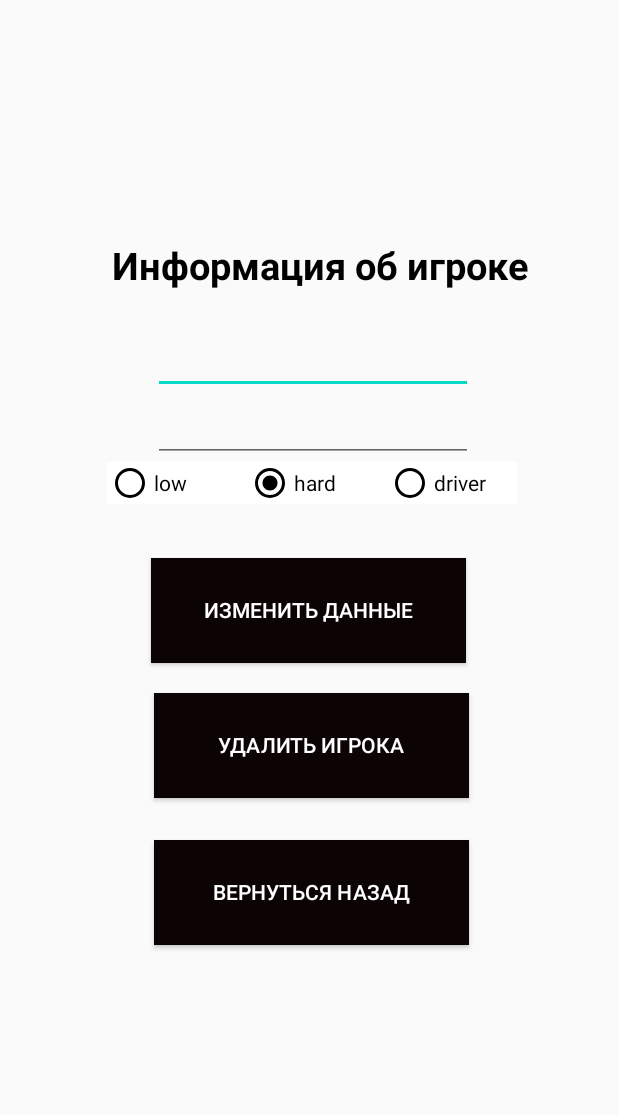
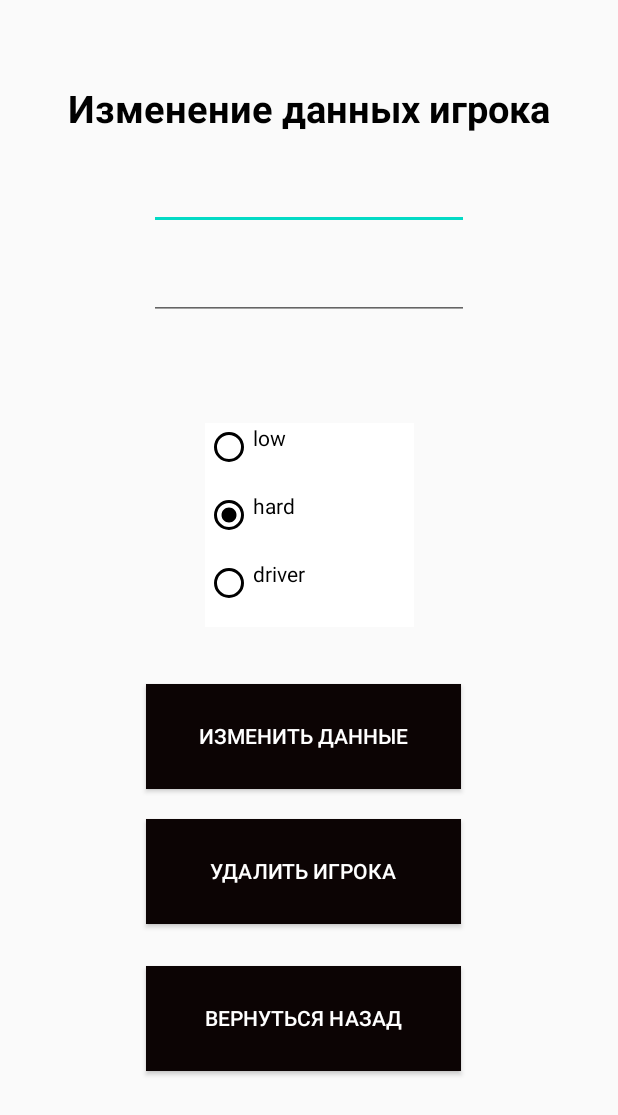
Before and after one commit to drewkarpov/android_nhl, an Android app: the ChangeUserActivity screen opened directly, with no data from a screen before it, on a phone screen of 412 x 824 dp. Shown: the top 1115 px of the screen. Run offline under Robolectric (Android 15) with nearby library versions, the phone set to English and light mode, and no system bars; 1 statement that could not run was skipped.

Commit message:
fix screens

```diff
--- a/NHL/app/src/main/res/layout/activity_change_user.xml
+++ b/NHL/app/src/main/res/layout/activity_change_user.xml
@@ -18,10 +18,12 @@
         android:shadowColor="@android:color/black"
         android:text="@string/change_user_data"
         android:textColor="@color/cardview_light_background"
+        app:layout_constraintBottom_toBottomOf="parent"
         app:layout_constraintEnd_toEndOf="parent"
-        app:layout_constraintHorizontal_bias="0.497"
+        app:layout_constraintHorizontal_bias="0.482"
         app:layout_constraintStart_toStartOf="parent"
         app:layout_constraintTop_toBottomOf="@+id/radioGroupStatus"
+        app:layout_constraintVertical_bias="0.0"
         tools:ignore="MissingConstraints,PrivateResource" />
 
     <Button
@@ -35,28 +37,32 @@
         android:shadowColor="@android:color/black"
         android:text="@string/delete_user"
         android:textColor="@color/cardview_light_background"
+        app:layout_constraintBottom_toBottomOf="parent"
         app:layout_constraintEnd_toEndOf="parent"
-        app:layout_constraintHorizontal_bias="0.507"
+        app:layout_constraintHorizontal_bias="0.482"
         app:layout_constraintStart_toStartOf="parent"
         app:layout_constraintTop_toBottomOf="@+id/changeButton"
+        app:layout_constraintVertical_bias="0.0"
         tools:ignore="MissingConstraints,PrivateResource" />
 
     <RadioGroup
         android:id="@+id/radioGroupStatus"
-        android:layout_width="325dp"
-        android:layout_height="28dp"
-        android:layout_marginEnd="16dp"
-        android:layout_marginRight="16dp"
-        android:orientation="horizontal"
+        android:layout_width="139dp"
+        android:layout_height="138dp"
+        android:orientation="vertical"
+        app:layout_constraintBottom_toBottomOf="parent"
         app:layout_constraintEnd_toEndOf="parent"
-        app:layout_constraintTop_toBottomOf="@+id/textChangeComment">
+        app:layout_constraintStart_toStartOf="parent"
+        app:layout_constraintTop_toBottomOf="@+id/textChangeComment"
+        app:layout_constraintVertical_bias="0.145">
 
         <RadioButton
             android:id="@+id/radioButtonLow"
-            android:layout_width="93dp"
-            android:layout_height="match_parent"
+            android:layout_width="match_parent"
+            android:layout_height="45dp"
             android:background="@android:color/background_light"
             android:buttonTint="@android:color/background_dark"
+            android:gravity="left"
             android:text="@string/low"
             android:textColorHighlight="@android:color/black"
             android:textColorLink="@android:color/background_dark"
@@ -65,11 +71,12 @@
 
         <RadioButton
             android:id="@+id/radioButtonHard"
-            android:layout_width="93dp"
-            android:layout_height="match_parent"
+            android:layout_width="match_parent"
+            android:layout_height="45dp"
             android:background="@android:color/background_light"
             android:buttonTint="@android:color/background_dark"
             android:checked="true"
+            android:gravity="left"
             android:text="@string/hard"
             android:textColorHighlight="@android:color/black"
             android:textColorLink="@android:color/background_dark"
@@ -78,10 +85,11 @@
 
         <RadioButton
             android:id="@+id/radioButtonDriver"
-            android:layout_width="87dp"
-            android:layout_height="match_parent"
+            android:layout_width="match_parent"
+            android:layout_height="45dp"
             android:background="@android:color/background_light"
             android:buttonTint="@android:color/background_dark"
+            android:gravity="left"
             android:text="@string/driver"
             android:textColorHighlight="@android:color/black"
             android:textColorLink="@android:color/background_dark"
@@ -101,37 +109,42 @@
         android:shadowColor="@android:color/black"
         android:text="@string/back_button_message"
         android:textColor="@color/cardview_light_background"
+        app:layout_constraintBottom_toBottomOf="parent"
         app:layout_constraintEnd_toEndOf="parent"
-        app:layout_constraintHorizontal_bias="0.507"
+        app:layout_constraintHorizontal_bias="0.482"
         app:layout_constraintStart_toStartOf="parent"
         app:layout_constraintTop_toBottomOf="@+id/deleteButton"
+        app:layout_constraintVertical_bias="0.0"
         tools:ignore="MissingConstraints,PrivateResource" />
 
     <TextView
-        android:id="@+id/textView2"
-        android:layout_width="321dp"
+        android:id="@+id/textViewChangeUserTitle"
+        android:layout_width="0dp"
         android:layout_height="57dp"
-        android:layout_marginTop="160dp"
-        android:layout_marginEnd="16dp"
-        android:layout_marginRight="16dp"
         android:drawableTop="@android:color/black"
         android:text="@string/player_info"
         android:textColor="@android:color/black"
         android:textSize="25sp"
+        android:gravity="center"
         android:textStyle="bold"
+        app:layout_constraintBottom_toBottomOf="parent"
         app:layout_constraintEnd_toEndOf="parent"
-        app:layout_constraintTop_toTopOf="parent" />
+        app:layout_constraintStart_toStartOf="parent"
+        app:layout_constraintTop_toTopOf="parent"
+        app:layout_constraintVertical_bias="0.057" />
 
     <EditText
         android:id="@+id/textChangeName"
         android:layout_width="wrap_content"
         android:layout_height="wrap_content"
+        android:layout_marginBottom="548dp"
         android:ems="10"
         android:inputType="textPersonName"
+        app:layout_constraintBottom_toBottomOf="parent"
         app:layout_constraintEnd_toEndOf="parent"
-        app:layout_constraintHorizontal_bias="0.515"
         app:layout_constraintStart_toStartOf="parent"
-        app:layout_constraintTop_toBottomOf="@+id/textView2" />
+        app:layout_constraintTop_toBottomOf="@+id/textViewChangeUserTitle"
+        app:layout_constraintVertical_bias="0.052" />
 
     <EditText
         android:id="@+id/textChangeComment"
@@ -139,9 +152,10 @@
         android:layout_height="wrap_content"
         android:ems="10"
         android:inputType="textPersonName"
+        app:layout_constraintBottom_toBottomOf="parent"
         app:layout_constraintEnd_toEndOf="parent"
-        app:layout_constraintHorizontal_bias="0.515"
         app:layout_constraintStart_toStartOf="parent"
-        app:layout_constraintTop_toBottomOf="@+id/textChangeName" />
+        app:layout_constraintTop_toBottomOf="@+id/textChangeName"
+        app:layout_constraintVertical_bias="0.023" />
 
 </androidx.constraintlayout.widget.ConstraintLayout>
--- a/NHL/app/src/main/res/layout/user_card.xml
+++ b/NHL/app/src/main/res/layout/user_card.xml
@@ -5,7 +5,7 @@
     android:layout_width="match_parent"
     android:layout_height="wrap_content"
     android:layout_margin="8dp"
-    android:layout_marginLeft="16dp">
+    android:layout_marginLeft="0dp">
 
     <androidx.constraintlayout.widget.ConstraintLayout
 
--- a/NHL/app/src/main/res/values/strings.xml
+++ b/NHL/app/src/main/res/values/strings.xml
@@ -10,7 +10,7 @@
     <string name="nicknameInput">Введите ник</string>
     <string name="back_button_message">Вернуться назад</string>
     <string name="change_user_data">Изменить данные</string>
-    <string name="player_info">Информация об игроке</string>
+    <string name="player_info">Изменение данных игрока</string>
     <string name="add">Добавить</string>
     <string name="back">Назад</string>
     <string name="delete_user">Удалить игрока</string>
```
Also changed, not shown: NHL/app/src/main/java/com/example/nhl/MainActivity.java (+22 -4 lines), NHL/app/src/main/res/layout/activity_main.xml (+14 -9 lines), NHL/app/src/main/res/layout/activity_user_data.xml (+36 -16 lines).
